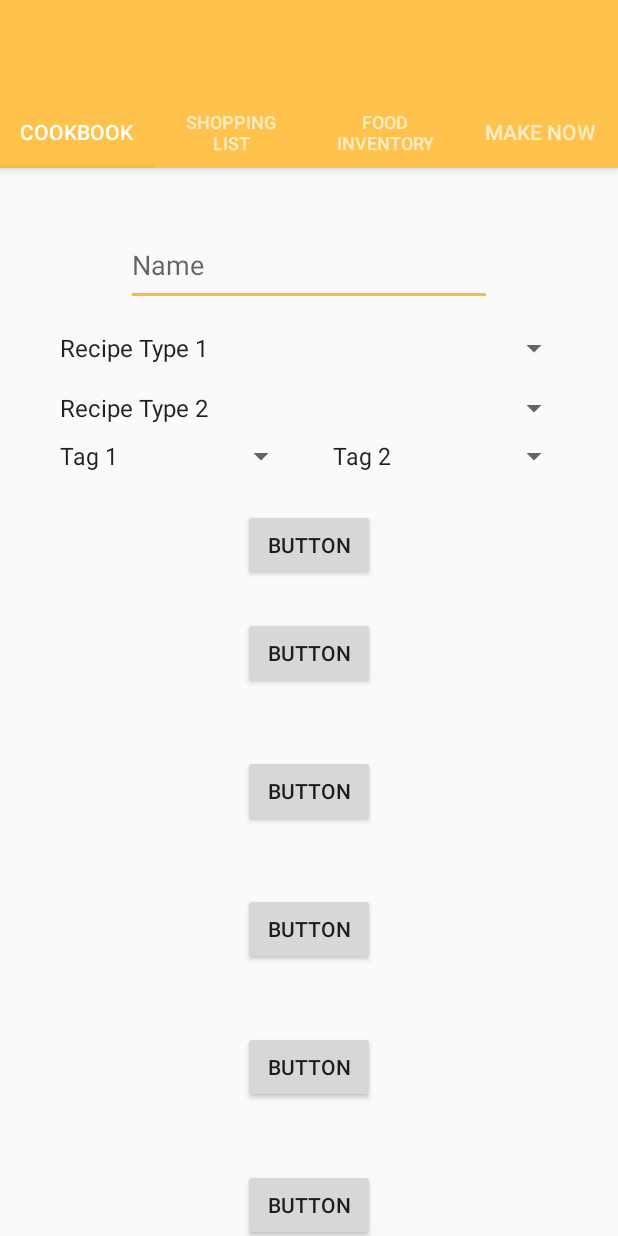
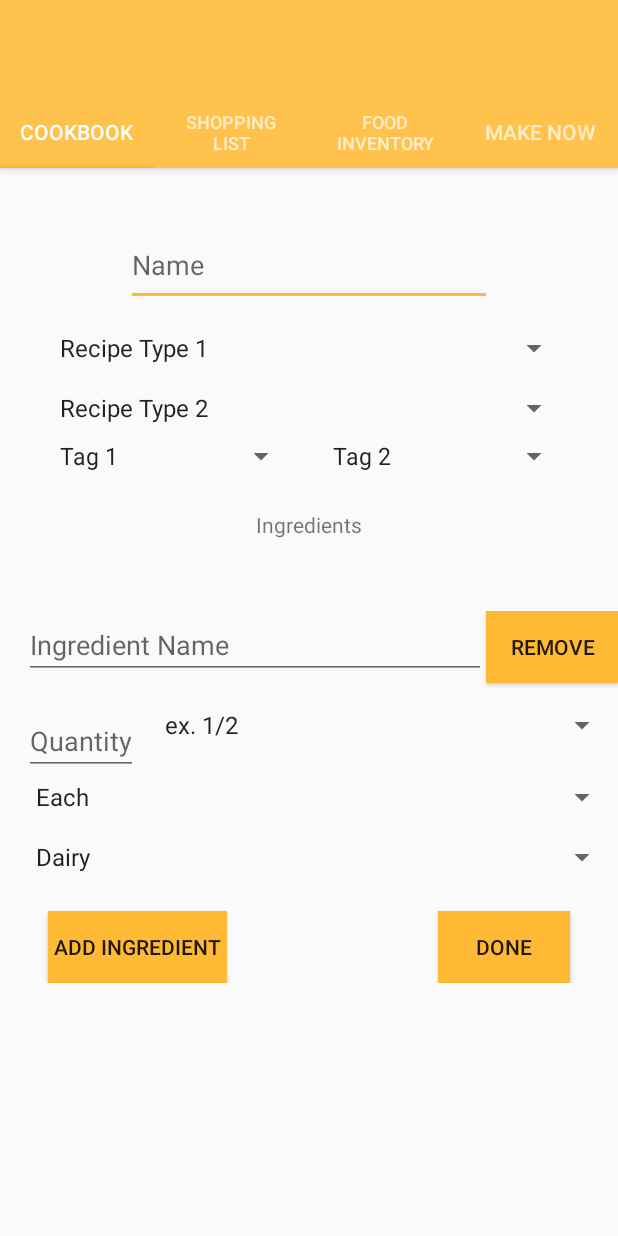
Before and after one commit to blitzolsen/Compleat_Andriod, an Android app: the EnterRecipe screen opened directly, with no data from a screen before it, on a phone screen of 412 x 824 dp. Run offline under Robolectric (Android 15) with nearby library versions, the phone set to English and light mode, and no system bars.

Commit message:
Dynamic first ingredient created

```diff
--- /dev/null
+++ b/app/src/main/java/com/example/stettsen/compleat_andriod/EnterIngredientListAdapter.java
@@ -0,0 +1,72 @@
+package com.example.stettsen.compleat_andriod;
+
+import android.content.Context;
+import android.view.LayoutInflater;
+import android.view.View;
+import android.view.ViewGroup;
+import android.widget.BaseAdapter;
+import android.widget.Button;
+import android.widget.EditText;
+import android.widget.Spinner;
+
+import java.util.List;
+
+public class EnterIngredientListAdapter extends BaseAdapter {
+    private List<Food> ingredients;
+    private LayoutInflater inflater = null;
+
+    public EnterIngredientListAdapter(Context context, List<Food> food){
+        inflater = (LayoutInflater)context.getSystemService(Context.LAYOUT_INFLATER_SERVICE);
+        this.ingredients = food;
+    }
+    @Override
+    public int getCount() {
+        return ingredients.size();
+    }
+
+    @Override
+    public Object getItem(int position) {
+        return null;
+    }
+
+    @Override
+    public long getItemId(int position) {
+        return 0;
+    }
+    @Override
+    public View getView(final int position, View convertView, ViewGroup parent){
+
+        final ViewHolder holder;
+        if (convertView == null){
+            convertView = inflater.inflate(R.layout.ingredient_enter_layout,null,false);
+            holder = new ViewHolder();
+            holder.ingredientName = (EditText) convertView.findViewById(R.id.ingredientName);
+            holder.quantity = (EditText) convertView.findViewById(R.id.quantity);
+            holder.fraction = (Spinner)convertView.findViewById(R.id.fraction);
+            holder.amountType = (Spinner)convertView.findViewById(R.id.amountType);
+            holder.foodType = (Spinner)convertView.findViewById(R.id.foodType);
+            holder.remove = (Button)convertView.findViewById(R.id.remove);
+            convertView.setTag(holder);
+        }
+        else {
+            holder = (ViewHolder) convertView.getTag();
+        }
+        holder.remove.setOnClickListener(new View.OnClickListener() {
+            @Override
+            public void onClick(View v) {
+                ingredients.remove(position);
+                notifyDataSetChanged();
+                }
+        });
+
+        return convertView;
+    }
+    static class ViewHolder {
+        EditText ingredientName;
+        EditText quantity;
+        Spinner fraction;
+        Spinner amountType;
+        Spinner foodType;
+        Button remove;
+    }
+}
--- a/app/src/main/java/com/example/stettsen/compleat_andriod/EnterRecipe.java
+++ b/app/src/main/java/com/example/stettsen/compleat_andriod/EnterRecipe.java
@@ -3,33 +3,67 @@ package com.example.stettsen.compleat_andriod;
 import android.content.Context;
 import android.content.Intent;
 import android.os.Bundle;
+import android.support.annotation.NonNull;
 import android.support.constraint.ConstraintLayout;
 import android.support.v7.app.AppCompatActivity;
+import android.support.v7.widget.LinearLayoutCompat;
 import android.view.LayoutInflater;
 import android.view.View;
 import android.view.ViewGroup;
+import android.widget.AdapterView;
 import android.widget.Button;
 import android.widget.EditText;
 import android.widget.LinearLayout;
+import android.widget.ListView;
 import android.widget.Spinner;
 import android.widget.Toast;
 
+import java.util.ArrayList;
+import java.util.Collection;
+import java.util.Iterator;
+import java.util.List;
+import java.util.ListIterator;
+
 public class EnterRecipe extends AppCompatActivity {
 
-    public static final String PREFS = "com.blogspot.team16byui.mealmaster";
+    public static final String PREFS = "com.example.stettsen.compleat_andriod";
     public static final String TAG = "tag";
     Recipe recipe;
-    ConstraintLayout cL;
+    private ListView listView;
+    private EnterIngredientListAdapter adapter;
+    private List<Food> ingredients;
 
     @Override
     protected void onCreate(Bundle savedInstanceState) {
         super.onCreate(savedInstanceState);
         setContentView(R.layout.activity_enter_recipe);
-        cL = (ConstraintLayout) findViewById(R.id.enterRecipeConstraintLayout);
+        Food food = new Food();
+        ingredients = new ArrayList<>();
+        ingredients.add(food);
     }
 
+    @Override
+    public void onResume(){
+
+        recipe = Recipe.getCleanInstance();
+        listView = (ListView)findViewById(R.id.ingredientsContainer);
+
+        adapter = new EnterIngredientListAdapter(this, (List<Food>) ingredients);
+        listView.setAdapter(adapter);
+/*
+        listView.setOnItemClickListener(new AdapterView.OnItemClickListener() {
+            @Override
+            public void onItemClick(AdapterView<?> parent, View view, int position, long id) {
+                shoppingList.getFoodByPosition(position).toggleInCart();
+                adapter.notifyDataSetChanged();
+            }
+        });*/
+        super.onResume();
+    }
+
+
     public void getRecipeInfo(View v) {
-        recipe = Recipe.getCleanInstance();
+
 
         EditText recipeNameEditText = (EditText) findViewById(R.id.recipeName);
         recipe.setName(recipeNameEditText.getText().toString());
@@ -48,9 +82,10 @@ public class EnterRecipe extends AppCompatActivity {
 
 
     }
-    public void addIngredient(){
-        EditText ingredientName = new EditText(this);
-        ConstraintLayout.LayoutParams params = new ConstraintLayout.LayoutParams(ViewGroup.LayoutParams.MATCH_PARENT, ViewGroup.LayoutParams.WRAP_CONTENT);
+    public void addIngredient(View view){
+        Food food = new Food();
+        ingredients.add(food);
+        adapter.notifyDataSetChanged();
 
     }
 
--- a/app/src/main/java/com/example/stettsen/compleat_andriod/Food.java
+++ b/app/src/main/java/com/example/stettsen/compleat_andriod/Food.java
@@ -13,6 +13,12 @@ public class Food {
     private boolean inCart;
 
     public Food() {
+        setName("");
+        setQuantity(0);
+        quantityFraction = new Fraction();
+        setBarcode("");
+        setCalories(0);
+        setFoodGroup("");
         inCart = false;
     }
 
--- a/app/src/main/res/layout/activity_enter_recipe.xml
+++ b/app/src/main/res/layout/activity_enter_recipe.xml
@@ -145,75 +145,55 @@
                 app:layout_constraintEnd_toEndOf="parent"
                 app:layout_constraintStart_toEndOf="@+id/tag1" />
 
-            <Button
-                android:id="@+id/button"
+            <TextView
+                android:id="@+id/ingredient1text"
                 android:layout_width="wrap_content"
                 android:layout_height="wrap_content"
-                android:layout_marginTop="23dp"
-                android:text="Button"
+                android:layout_marginTop="24dp"
+                android:text="Ingredients"
                 app:layout_constraintEnd_toEndOf="parent"
                 app:layout_constraintStart_toStartOf="parent"
                 app:layout_constraintTop_toBottomOf="@+id/tag1" />
 
+            <ListView
+                android:id="@+id/ingredientsContainer"
+                android:layout_width="match_parent"
+                android:layout_height="wrap_content"
+                android:layout_marginLeft="16dp"
+                android:layout_marginStart="16dp"
+                app:layout_constraintBottom_toBottomOf="parent"
+                app:layout_constraintStart_toStartOf="parent"
+                app:layout_constraintTop_toBottomOf="@id/ingredient1text">
+
+            </ListView>
+
             <Button
-                android:id="@+id/button2"
+                android:id="@+id/doneBtn"
                 android:layout_width="wrap_content"
                 android:layout_height="wrap_content"
-                android:layout_marginTop="24dp"
-                android:text="Button"
+                android:layout_marginEnd="32dp"
+                android:layout_marginRight="32dp"
+                android:background="@color/colorAccent"
+                android:onClick="getRecipeInfo"
+                android:text="Done"
+                app:layout_constraintBottom_toBottomOf="parent"
                 app:layout_constraintEnd_toEndOf="parent"
-                app:layout_constraintStart_toStartOf="parent"
-                app:layout_constraintTop_toBottomOf="@+id/button" />
+                app:layout_constraintTop_toBottomOf="@id/ingredientsContainer" />
 
             <Button
-                android:id="@+id/button3"
+                android:id="@+id/addIngredientBtn"
                 android:layout_width="wrap_content"
                 android:layout_height="wrap_content"
-                android:layout_marginTop="44dp"
-                android:text="Button"
-                app:layout_constraintEnd_toEndOf="parent"
+                android:layout_marginLeft="32dp"
+                android:layout_marginStart="32dp"
+                android:background="@color/colorAccent"
+                android:onClick="addIngredient"
+                android:paddingLeft="4dp"
+                android:paddingRight="4dp"
+                android:text="Add Ingredient"
+                app:layout_constraintBottom_toBottomOf="parent"
                 app:layout_constraintStart_toStartOf="parent"
-                app:layout_constraintTop_toBottomOf="@+id/button2" />
-
-            <Button
-                android:id="@+id/button4"
-                android:layout_width="wrap_content"
-                android:layout_height="wrap_content"
-                android:layout_marginTop="44dp"
-                android:text="Button"
-                app:layout_constraintEnd_toEndOf="parent"
-                app:layout_constraintStart_toStartOf="parent"
-                app:layout_constraintTop_toBottomOf="@+id/button3" />
-
-            <Button
-                android:id="@+id/button5"
-                android:layout_width="wrap_content"
-                android:layout_height="wrap_content"
-                android:layout_marginTop="44dp"
-                android:text="Button"
-                app:layout_constraintEnd_toEndOf="parent"
-                app:layout_constraintStart_toStartOf="parent"
-                app:layout_constraintTop_toBottomOf="@+id/button4" />
-
-            <Button
-                android:id="@+id/button6"
-                android:layout_width="wrap_content"
-                android:layout_height="wrap_content"
-                android:layout_marginTop="44dp"
-                android:text="Button"
-                app:layout_constraintEnd_toEndOf="parent"
-                app:layout_constraintStart_toStartOf="parent"
-                app:layout_constraintTop_toBottomOf="@+id/button5" />
-
-            <Button
-                android:id="@+id/button7"
-                android:layout_width="wrap_content"
-                android:layout_height="wrap_content"
-                android:layout_marginTop="44dp"
-                android:text="Button"
-                app:layout_constraintEnd_toEndOf="parent"
-                app:layout_constraintStart_toStartOf="parent"
-                app:layout_constraintTop_toBottomOf="@+id/button6" />
+                app:layout_constraintTop_toBottomOf="@id/ingredientsContainer" />
 
         </android.support.constraint.ConstraintLayout>
 
--- a/app/src/main/res/layout/ingredient_enter_layout.xml
+++ b/app/src/main/res/layout/ingredient_enter_layout.xml
@@ -2,44 +2,62 @@
     xmlns:tools="http://schemas.android.com/tools"
     android:layout_width="match_parent"
     android:layout_height="wrap_content">
+
     <Button
         android:id="@+id/remove"
         android:layout_width="wrap_content"
         android:layout_height="wrap_content"
         android:layout_alignParentRight="true"
-        android:text="Remove"/>
+        android:background="@color/colorAccent"
+        android:text="Remove" />
 
     <EditText
-        android:id="@+id/ingredientNameOut"
+        android:id="@+id/ingredientName"
         android:layout_width="match_parent"
         android:layout_height="wrap_content"
         android:layout_alignParentLeft="true"
-        android:layout_toLeftOf="@id/remove" />
+        android:layout_toLeftOf="@id/remove"
+        android:hint="Ingredient Name" />
 
     <EditText
         android:id="@+id/quantity"
         android:layout_width="wrap_content"
         android:layout_height="wrap_content"
+        android:layout_alignParentLeft="true"
         android:layout_alignParentStart="true"
         android:layout_below="@+id/remove"
-        android:text="Ex 4"
-        android:layout_alignParentLeft="true" />
+        android:layout_marginTop="16dp"
+        android:hint="Quantity"
+        android:inputType="number" />
 
-    <EditText
-        android:id="@+id/amountType"
-        android:layout_width="wrap_content"
+    <Spinner
+        android:id="@+id/fraction"
+        android:layout_width="match_parent"
         android:layout_height="wrap_content"
         android:layout_below="@+id/remove"
+        android:layout_marginLeft="10dp"
+        android:layout_marginTop="16dp"
         android:layout_toEndOf="@+id/quantity"
-        android:text="Amount Type"
-        android:layout_toRightOf="@+id/quantity" />
+        android:layout_toRightOf="@id/quantity"
+        android:entries="@array/fractions"
+        android:text="Amount Type" />
 
-    <EditText
+    <Spinner
+        android:id="@+id/amountType"
+        android:layout_width="match_parent"
+        android:layout_height="wrap_content"
+        android:layout_below="@+id/fraction"
+        android:layout_marginTop="24dp"
+        android:entries="@array/measurement_units_array"
+        android:text="Amount Type" />
+
+    <Spinner
         android:id="@+id/foodType"
-        android:layout_width="wrap_content"
+        android:layout_width="match_parent"
         android:layout_height="wrap_content"
-        android:layout_below="@+id/remove"
-        android:layout_toEndOf="@+id/amountType"
-        android:text="Food Type"
-        android:layout_toRightOf="@+id/amountType" />
+        android:layout_below="@+id/amountType"
+        android:layout_marginTop="16dp"
+        android:layout_marginBottom="24dp"
+        android:entries="@array/food_group"
+        android:text="Food Type" />
 </RelativeLayout>
```
Also changed, not shown: app/src/main/java/com/example/stettsen/compleat_andriod/RecipeListViewAdapter.java (added, +55 -0 lines), app/src/main/java/com/example/stettsen/compleat_andriod/ShoppingListAdapter.java (added, +52 -0 lines), app/src/main/res/layout/list_view_recipe_template.xml (added, +33 -0 lines), app/src/main/res/layout/shoppinglist_view_item_template.xml (added, +32 -0 lines).
